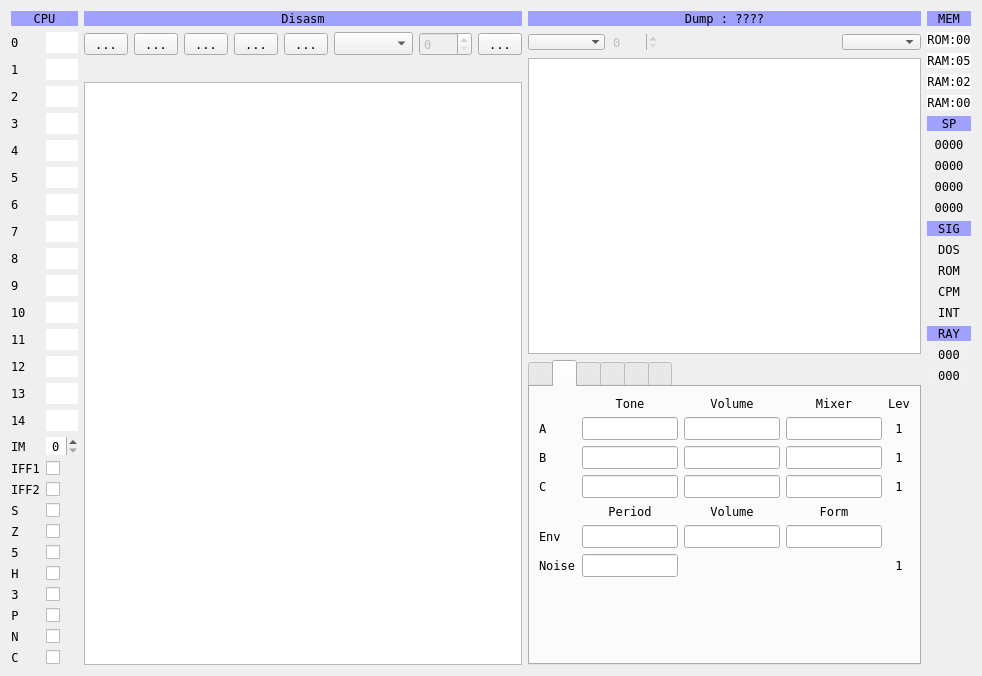
Before: the Qt Designer form ui/debuger.ui in samstyle/Xpeccy, drawn with Qt 5.
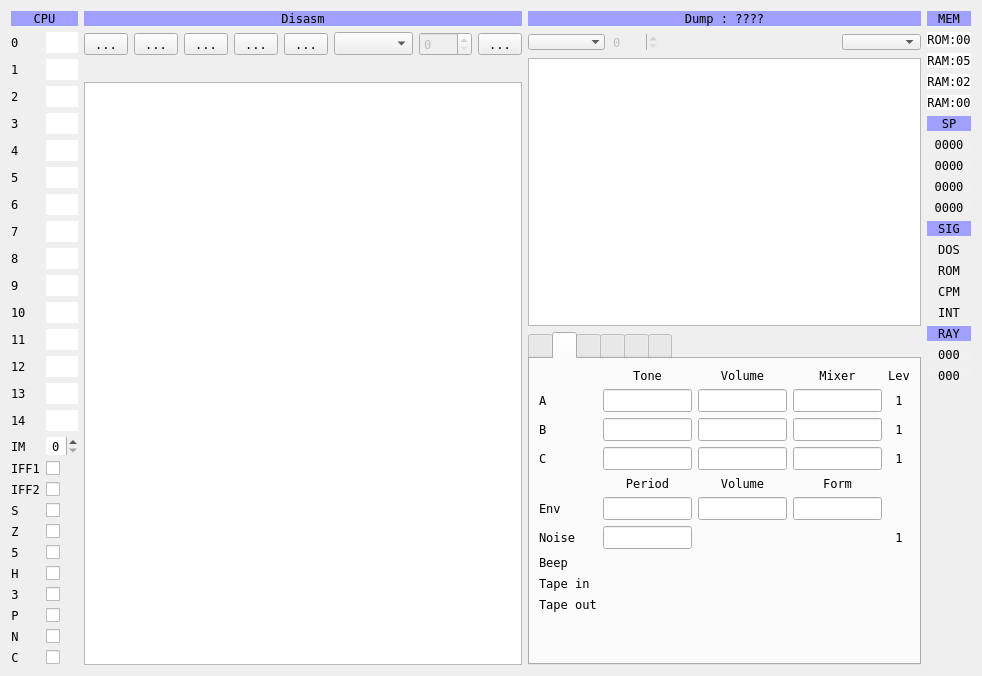
After: the same form once the commit is applied. The open tabs and pages were chosen to show the change. Icons and pictures are not drawn. Custom widgets are drawn as their Qt base class.

Commit message: build 20190128 [+] Emu: change beeper/tabe/AY sync method. It may slow down emulation a little bit [+] deBUGa: add beeper & tape in/out signal levels to 'sound' tab

```diff
--- a/ui/debuger.ui
+++ b/ui/debuger.ui
@@ -1077,6 +1077,13 @@
         <layout class="QVBoxLayout" name="verticalLayout_7">
          <item>
           <layout class="QGridLayout" name="gridLayout_5">
+           <item row="8" column="0">
+            <widget class="QLabel" name="label_9">
+             <property name="text">
+              <string>Tape in</string>
+             </property>
+            </widget>
+           </item>
            <item row="0" column="1">
             <widget class="QLabel" name="label_25">
              <property name="text">
@@ -1107,19 +1114,6 @@
              </property>
             </widget>
            </item>
-           <item row="7" column="3">
-            <spacer name="verticalSpacer_8">
-             <property name="orientation">
-              <enum>Qt::Vertical</enum>
-             </property>
-             <property name="sizeHint" stdset="0">
-              <size>
-               <width>20</width>
-               <height>40</height>
-              </size>
-             </property>
-            </spacer>
-           </item>
            <item row="0" column="3">
             <widget class="QLabel" name="label_51">
              <property name="text">
@@ -1288,7 +1282,7 @@
              </property>
             </widget>
            </item>
-           <item row="0" column="4">
+           <item row="0" column="5">
             <widget class="QLabel" name="label_57">
              <property name="text">
               <string>Lev</string>
@@ -1325,7 +1319,7 @@
              </property>
             </widget>
            </item>
-           <item row="1" column="4">
+           <item row="1" column="5">
             <widget class="QLabel" name="labLevA">
              <property name="text">
               <string>1</string>
@@ -1335,7 +1329,7 @@
              </property>
             </widget>
            </item>
-           <item row="2" column="4">
+           <item row="2" column="5">
             <widget class="QLabel" name="labLevB">
              <property name="text">
               <string>1</string>
@@ -1345,7 +1339,7 @@
              </property>
             </widget>
            </item>
-           <item row="3" column="4">
+           <item row="3" column="5">
             <widget class="QLabel" name="labLevC">
              <property name="text">
               <string>1</string>
@@ -1355,7 +1349,7 @@
              </property>
             </widget>
            </item>
-           <item row="6" column="4">
+           <item row="6" column="5">
             <widget class="QLabel" name="labLevN">
              <property name="text">
               <string>1</string>
@@ -1365,6 +1359,54 @@
              </property>
             </widget>
            </item>
+           <item row="7" column="1">
+            <widget class="QLabel" name="labBeep">
+             <property name="text">
+              <string/>
+             </property>
+            </widget>
+           </item>
+           <item row="10" column="0">
+            <spacer name="verticalSpacer_8">
+             <property name="orientation">
+              <enum>Qt::Vertical</enum>
+             </property>
+             <property name="sizeHint" stdset="0">
+              <size>
+               <width>20</width>
+               <height>40</height>
+              </size>
+             </property>
+            </spacer>
+           </item>
+           <item row="7" column="0">
+            <widget class="QLabel" name="label_4">
+             <property name="text">
+              <string>Beep</string>
+             </property>
+            </widget>
+           </item>
+           <item row="9" column="0">
+            <widget class="QLabel" name="label_12">
+             <property name="text">
+              <string>Tape out</string>
+             </property>
+            </widget>
+           </item>
+           <item row="8" column="1">
+            <widget class="QLabel" name="labTapein">
+             <property name="text">
+              <string/>
+             </property>
+            </widget>
+           </item>
+           <item row="9" column="1">
+            <widget class="QLabel" name="labTapeout">
+             <property name="text">
+              <string/>
+             </property>
+            </widget>
+           </item>
           </layout>
          </item>
         </layout>
```
The commit also changes 19 other files.
